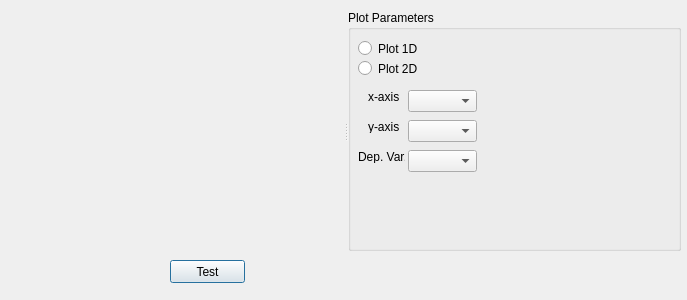
First picture: the form in main.ui, repository sqdlab/SQDViz, before the edit.
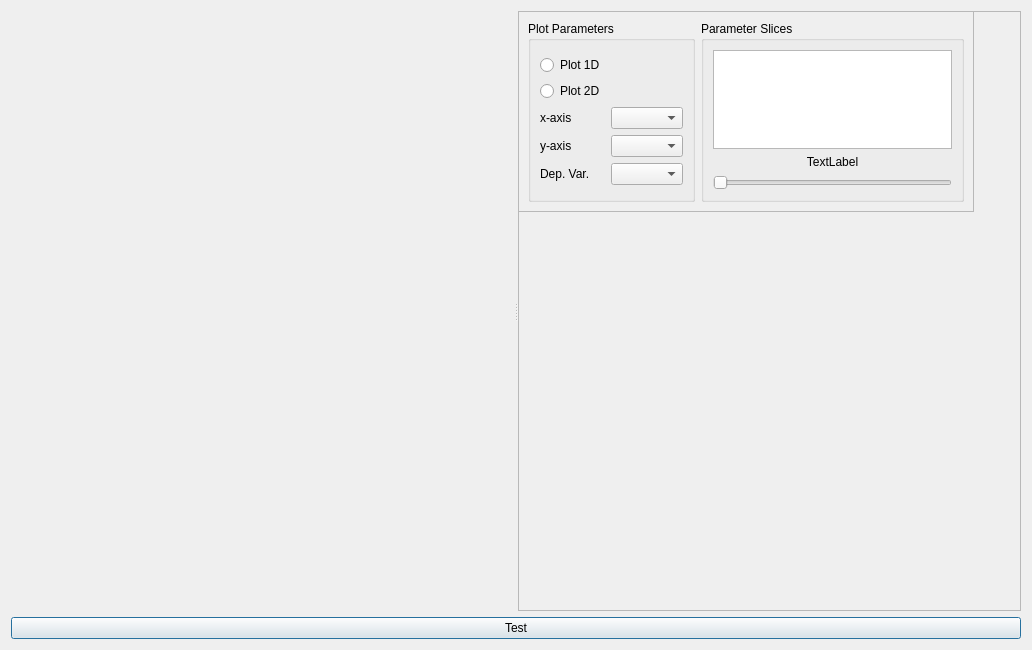
Second picture: the form after the edit. Custom widgets are drawn as their Qt base class.

Commit message: Got parameter slicing working and had a Muntzing with Cursor_Cross.

The edit to the form file:
```diff
--- a/main.ui
+++ b/main.ui
@@ -6,140 +6,148 @@
    <rect>
     <x>0</x>
     <y>0</y>
-    <width>687</width>
-    <height>300</height>
+    <width>1032</width>
+    <height>650</height>
    </rect>
   </property>
   <property name="windowTitle">
    <string>Dialog</string>
   </property>
-  <widget class="QPushButton" name="btn_test">
-   <property name="geometry">
-    <rect>
-     <x>170</x>
-     <y>260</y>
-     <width>75</width>
-     <height>23</height>
-    </rect>
-   </property>
-   <property name="text">
-    <string>Test</string>
-   </property>
-  </widget>
+  <layout class="QVBoxLayout" name="verticalLayout">
+   <item>
   <widget class="QSplitter" name="splitter">
-   <property name="geometry">
-    <rect>
-     <x>10</x>
-     <y>10</y>
-     <width>671</width>
-     <height>241</height>
-    </rect>
-   </property>
    <property name="orientation">
     <enum>Qt::Horizontal</enum>
    </property>
    <widget class="GraphicsLayoutWidget" name="graphWidget" native="true"/>
-   <widget class="QGroupBox" name="grpbx_PlotCtrls">
+     <widget class="QFrame" name="frame">
+      <property name="frameShape">
+       <enum>QFrame::StyledPanel</enum>
+      </property>
+      <property name="frameShadow">
+       <enum>QFrame::Raised</enum>
+      </property>
+      <widget class="QFrame" name="frame_2">
+       <property name="geometry">
+        <rect>
+         <x>0</x>
+         <y>0</y>
+         <width>456</width>
+         <height>201</height>
+        </rect>
+       </property>
+       <property name="frameShape">
+        <enum>QFrame::StyledPanel</enum>
+       </property>
+       <property name="frameShadow">
+        <enum>QFrame::Raised</enum>
+       </property>
+       <layout class="QHBoxLayout" name="horizontalLayout">
+        <item>
+         <widget class="QGroupBox" name="groupBox">
     <property name="title">
      <string>Plot Parameters</string>
     </property>
-    <widget class="QRadioButton" name="rbtn_plot_1D">
-     <property name="geometry">
-      <rect>
-       <x>10</x>
-       <y>30</y>
-       <width>82</width>
-       <height>17</height>
-      </rect>
-     </property>
+          <layout class="QVBoxLayout" name="verticalLayout_2">
+           <item>
+            <layout class="QGridLayout" name="gridLayout">
+             <item row="2" column="1">
+              <widget class="QComboBox" name="cmbx_axis_x"/>
+             </item>
+             <item row="3" column="0">
+              <widget class="QLabel" name="label_2">
      <property name="text">
-      <string>Plot 1D</string>
-     </property>
-    </widget>
+                <string>y-axis</string>
+               </property>
+              </widget>
+             </item>
+             <item row="3" column="1">
+              <widget class="QComboBox" name="cmbx_axis_y"/>
+             </item>
+             <item row="1" column="0">
     <widget class="QRadioButton" name="rbtn_plot_2D">
-     <property name="geometry">
-      <rect>
-       <x>10</x>
-       <y>50</y>
-       <width>82</width>
-       <height>17</height>
-      </rect>
-     </property>
      <property name="text">
       <string>Plot 2D</string>
      </property>
     </widget>
-    <widget class="QComboBox" name="cmbx_axis_x">
-     <property name="geometry">
-      <rect>
-       <x>60</x>
-       <y>80</y>
-       <width>69</width>
-       <height>22</height>
-      </rect>
-     </property>
-    </widget>
+             </item>
+             <item row="2" column="0">
     <widget class="QLabel" name="label">
-     <property name="geometry">
-      <rect>
-       <x>20</x>
-       <y>80</y>
-       <width>47</width>
-       <height>13</height>
-      </rect>
-     </property>
      <property name="text">
       <string>x-axis</string>
      </property>
     </widget>
-    <widget class="QLabel" name="label_2">
-     <property name="geometry">
-      <rect>
-       <x>20</x>
-       <y>110</y>
-       <width>47</width>
-       <height>13</height>
-      </rect>
-     </property>
+             </item>
+             <item row="0" column="0">
+              <widget class="QRadioButton" name="rbtn_plot_1D">
      <property name="text">
-      <string>y-axis</string>
-     </property>
-    </widget>
-    <widget class="QComboBox" name="cmbx_axis_y">
-     <property name="geometry">
-      <rect>
-       <x>60</x>
-       <y>110</y>
-       <width>69</width>
-       <height>22</height>
-      </rect>
-     </property>
-    </widget>
-    <widget class="QComboBox" name="cmbx_dep_var">
-     <property name="geometry">
-      <rect>
-       <x>60</x>
-       <y>140</y>
-       <width>69</width>
-       <height>22</height>
-      </rect>
-     </property>
-    </widget>
+                <string>Plot 1D</string>
+               </property>
+              </widget>
+             </item>
+             <item row="4" column="1">
+              <widget class="QComboBox" name="cmbx_dep_var"/>
+             </item>
+             <item row="4" column="0">
     <widget class="QLabel" name="label_3">
-     <property name="geometry">
-      <rect>
-       <x>10</x>
-       <y>140</y>
-       <width>47</width>
-       <height>13</height>
-      </rect>
-     </property>
      <property name="text">
       <string>Dep. Var.</string>
      </property>
     </widget>
-   </widget>
-  </widget>
+             </item>
+            </layout>
+           </item>
+          </layout>
+         </widget>
+        </item>
+        <item>
+         <widget class="QGroupBox" name="groupBox_2">
+          <property name="sizePolicy">
+           <sizepolicy hsizetype="Preferred" vsizetype="Preferred">
+            <horstretch>1</horstretch>
+            <verstretch>0</verstretch>
+           </sizepolicy>
+          </property>
+          <property name="title">
+           <string>Parameter Slices</string>
+          </property>
+          <layout class="QVBoxLayout" name="verticalLayout_3">
+           <item>
+            <widget class="QListWidget" name="lstbx_param_slices"/>
+           </item>
+           <item>
+            <widget class="QLabel" name="lbl_param_slices">
+             <property name="text">
+              <string>TextLabel</string>
+             </property>
+             <property name="alignment">
+              <set>Qt::AlignCenter</set>
+             </property>
+            </widget>
+           </item>
+           <item>
+            <widget class="QSlider" name="sldr_param_slices">
+             <property name="orientation">
+              <enum>Qt::Horizontal</enum>
+             </property>
+            </widget>
+           </item>
+          </layout>
+         </widget>
+        </item>
+       </layout>
+      </widget>
+     </widget>
+    </widget>
+   </item>
+   <item>
+    <widget class="QPushButton" name="btn_test">
+     <property name="text">
+      <string>Test</string>
+     </property>
+    </widget>
+   </item>
+  </layout>
  </widget>
  <customwidgets>
   <customwidget>
```
Lines whose indentation alone changed are shown as unchanged. The commit also changes 2 other files.
